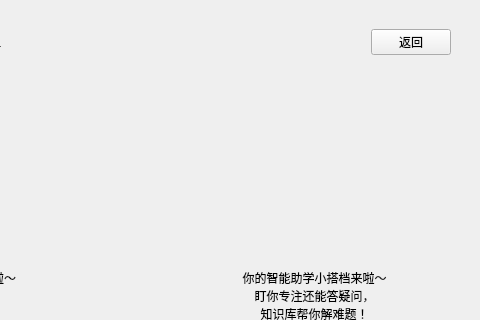
Above: Device-Side/UI/mainpage.ui from xzwsloser/learn_friend before the change; both pictures show x 604 to 1084 and y 0 to 320 of the 1084 by 600 pixel window. Below: the same form after it.
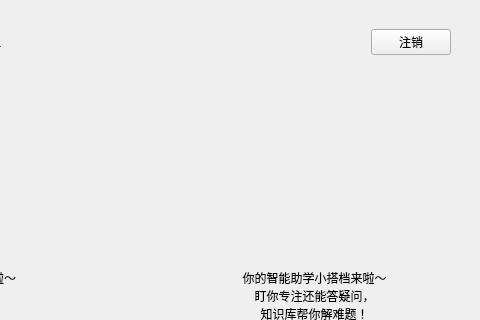
That is the form after the change. Custom widgets are drawn as their Qt base class.

```diff
--- a/Device-Side/UI/mainpage.ui
+++ b/Device-Side/UI/mainpage.ui
@@ -117,7 +117,7 @@
                   </sizepolicy>
                  </property>
                  <property name="text">
-                  <string>返回</string>
+                  <string>注销</string>
                  </property>
                 </widget>
                </item>
```
